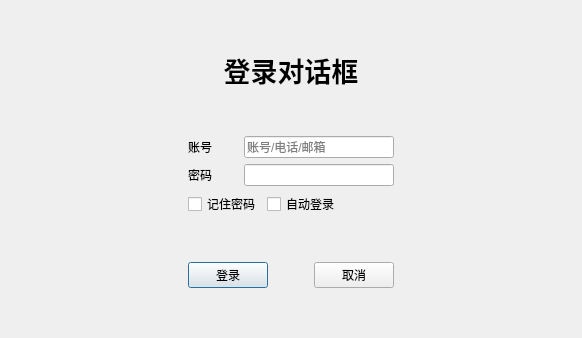
Above: Designer/dialog.ui from LubanCat/embed_qt_develop_tutorial_code before the change. Below: the same form after it.
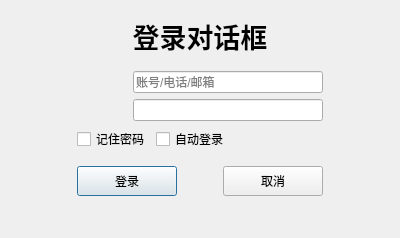
That is the form after the change. Icons and pictures are not drawn.

Diff of the .ui file:
```diff
--- a/Designer/dialog.ui
+++ b/Designer/dialog.ui
@@ -6,32 +6,30 @@
    <rect>
     <x>0</x>
     <y>0</y>
-    <width>578</width>
-    <height>338</height>
+    <width>400</width>
+    <height>238</height>
    </rect>
   </property>
   <property name="windowTitle">
    <string>Dialog</string>
   </property>
-  <layout class="QGridLayout" name="gridLayout_2">
-   <item row="1" column="0" colspan="2">
-    <layout class="QHBoxLayout" name="horizontalLayout_3">
-     <item>
-      <spacer name="horizontalSpacer_2">
-       <property name="orientation">
-        <enum>Qt::Horizontal</enum>
-       </property>
-       <property name="sizeHint" stdset="0">
-        <size>
-         <width>20</width>
-         <height>20</height>
-        </size>
-       </property>
-      </spacer>
-     </item>
-     <item>
       <layout class="QGridLayout" name="gridLayout">
-       <item row="0" column="0">
+   <item row="0" column="1">
+    <layout class="QVBoxLayout" name="verticalLayout_2">
+     <item>
+      <spacer name="verticalSpacer_3">
+       <property name="orientation">
+        <enum>Qt::Vertical</enum>
+       </property>
+       <property name="sizeHint" stdset="0">
+        <size>
+         <width>17</width>
+         <height>14</height>
+        </size>
+       </property>
+      </spacer>
+     </item>
+     <item>
         <widget class="QLabel" name="label_title">
          <property name="font">
           <font>
@@ -48,42 +46,24 @@
          </property>
         </widget>
        </item>
-       <item row="4" column="0">
-        <layout class="QHBoxLayout" name="horizontalLayout_2">
          <item>
-          <widget class="QPushButton" name="pushButton_login">
-           <property name="text">
-            <string>登录</string>
-           </property>
-          </widget>
-         </item>
-         <item>
-          <spacer name="horizontalSpacer">
+      <spacer name="verticalSpacer_2">
            <property name="orientation">
-            <enum>Qt::Horizontal</enum>
+        <enum>Qt::Vertical</enum>
            </property>
            <property name="sizeHint" stdset="0">
             <size>
-             <width>40</width>
-             <height>20</height>
+         <width>17</width>
+         <height>18</height>
             </size>
            </property>
           </spacer>
          </item>
          <item>
-          <widget class="QPushButton" name="pushButton_logout">
-           <property name="text">
-            <string>取消</string>
-           </property>
-          </widget>
-         </item>
-        </layout>
-       </item>
-       <item row="2" column="0">
         <layout class="QVBoxLayout" name="verticalLayout">
          <item>
-          <layout class="QFormLayout" name="formLayout">
-           <item row="0" column="0">
+        <layout class="QHBoxLayout" name="horizontalLayout_3">
+         <item>
             <widget class="QLabel" name="label_account">
              <property name="minimumSize">
               <size>
@@ -91,19 +71,35 @@
                <height>0</height>
               </size>
              </property>
+           <property name="maximumSize">
+            <size>
+             <width>40</width>
+             <height>40</height>
+            </size>
+           </property>
              <property name="text">
-              <string>账号</string>
+            <string/>
+           </property>
+           <property name="pixmap">
+            <pixmap resource="img.qrc">:/img/user.png</pixmap>
+           </property>
+           <property name="scaledContents">
+            <bool>true</bool>
              </property>
             </widget>
            </item>
-           <item row="0" column="1">
+         <item>
             <widget class="QLineEdit" name="lineEdit_account">
              <property name="placeholderText">
               <string>账号/电话/邮箱</string>
              </property>
             </widget>
            </item>
-           <item row="1" column="0">
+        </layout>
+       </item>
+       <item>
+        <layout class="QHBoxLayout" name="horizontalLayout_4">
+         <item>
             <widget class="QLabel" name="label_passwd">
              <property name="minimumSize">
               <size>
@@ -111,12 +107,21 @@
                <height>0</height>
               </size>
              </property>
+           <property name="maximumSize">
+            <size>
+             <width>40</width>
+             <height>40</height>
+            </size>
+           </property>
              <property name="text">
-              <string>密码</string>
+            <string/>
+           </property>
+           <property name="scaledContents">
+            <bool>true</bool>
              </property>
             </widget>
            </item>
-           <item row="1" column="1">
+         <item>
             <widget class="QLineEdit" name="lineEdit_passwd">
              <property name="echoMode">
               <enum>QLineEdit::Password</enum>
@@ -125,6 +130,8 @@
            </item>
           </layout>
          </item>
+      </layout>
+     </item>
          <item>
           <layout class="QHBoxLayout" name="horizontalLayout">
            <item>
@@ -156,73 +163,99 @@
            </item>
           </layout>
          </item>
-        </layout>
-       </item>
-       <item row="3" column="0">
+     <item>
         <spacer name="verticalSpacer">
          <property name="orientation">
           <enum>Qt::Vertical</enum>
          </property>
          <property name="sizeHint" stdset="0">
           <size>
-           <width>20</width>
-           <height>40</height>
+         <width>17</width>
+         <height>17</height>
           </size>
          </property>
         </spacer>
        </item>
-       <item row="1" column="0">
-        <spacer name="verticalSpacer_2">
-         <property name="orientation">
-          <enum>Qt::Vertical</enum>
-         </property>
-         <property name="sizeHint" stdset="0">
+     <item>
+      <layout class="QHBoxLayout" name="horizontalLayout_2">
+       <item>
+        <widget class="QPushButton" name="pushButton_login">
+         <property name="minimumSize">
           <size>
-           <width>20</width>
-           <height>40</height>
+           <width>100</width>
+           <height>30</height>
           </size>
          </property>
-        </spacer>
-       </item>
-      </layout>
+         <property name="text">
+          <string>登录</string>
+         </property>
+        </widget>
      </item>
      <item>
-      <spacer name="horizontalSpacer_3">
+        <spacer name="horizontalSpacer">
        <property name="orientation">
         <enum>Qt::Horizontal</enum>
        </property>
        <property name="sizeHint" stdset="0">
         <size>
-         <width>20</width>
+           <width>40</width>
          <height>20</height>
         </size>
        </property>
       </spacer>
      </item>
-    </layout>
-   </item>
-   <item row="0" column="0" colspan="2">
-    <spacer name="verticalSpacer_3">
-     <property name="orientation">
-      <enum>Qt::Vertical</enum>
-     </property>
-     <property name="sizeHint" stdset="0">
+       <item>
+        <widget class="QPushButton" name="pushButton_logout">
+         <property name="minimumSize">
       <size>
-       <width>20</width>
-       <height>37</height>
-      </size>
-     </property>
-    </spacer>
-   </item>
-   <item row="2" column="0" colspan="2">
+           <width>100</width>
+           <height>30</height>
+          </size>
+         </property>
+         <property name="text">
+          <string>取消</string>
+         </property>
+        </widget>
+       </item>
+      </layout>
+     </item>
+     <item>
     <spacer name="verticalSpacer_4">
      <property name="orientation">
       <enum>Qt::Vertical</enum>
      </property>
      <property name="sizeHint" stdset="0">
       <size>
-       <width>560</width>
-       <height>33</height>
+         <width>20</width>
+         <height>40</height>
+        </size>
+       </property>
+      </spacer>
+     </item>
+    </layout>
+   </item>
+   <item row="0" column="0">
+    <spacer name="horizontalSpacer_2">
+     <property name="orientation">
+      <enum>Qt::Horizontal</enum>
+     </property>
+     <property name="sizeHint" stdset="0">
+      <size>
+       <width>40</width>
+       <height>20</height>
+      </size>
+     </property>
+    </spacer>
+   </item>
+   <item row="0" column="2">
+    <spacer name="horizontalSpacer_3">
+     <property name="orientation">
+      <enum>Qt::Horizontal</enum>
+     </property>
+     <property name="sizeHint" stdset="0">
+      <size>
+       <width>40</width>
+       <height>20</height>
       </size>
      </property>
     </spacer>
```
Left out of the diff: 4 changed lines with no effect on the pictures. Lines whose indentation alone changed are shown as unchanged.
